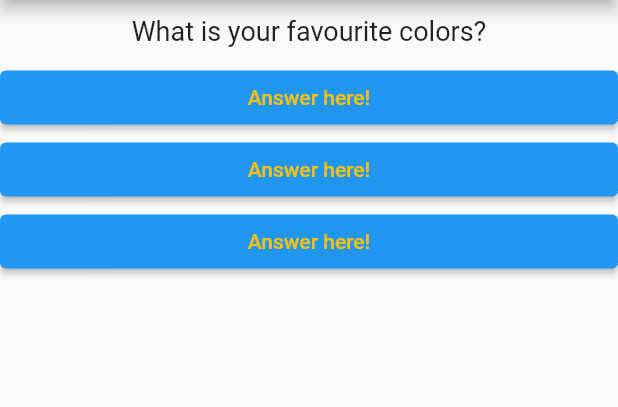
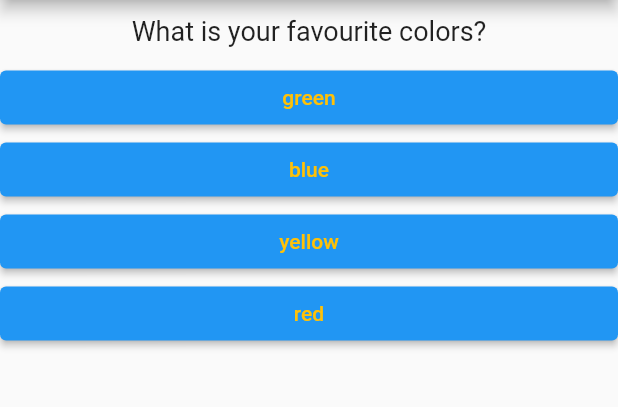
Before and after one commit to Nisschhal/flutter_basic_apps, a Flutter app: the screen it shows after launch, on a phone screen of 412 x 824 dp, the part 84-491 px from its top. Run offline on Flutter 3.47's test engine with Material 2 defaults, Android fonts, the phone set to English and light mode, and no system bars.

Commit message:
spliting main component into specific widgets

```diff
--- a/flutter_learning/my_quiz/lib/answer.dart
+++ b/flutter_learning/my_quiz/lib/answer.dart
@@ -2,7 +2,8 @@ import 'package:flutter/material.dart';
 
 class Answer extends StatelessWidget {
   final VoidCallback selectHandler;
-  const Answer(this.selectHandler, {super.key});
+  final String answerText;
+  const Answer(this.selectHandler, this.answerText, {super.key});
 
   @override
   Widget build(BuildContext context) {
@@ -13,7 +14,7 @@ class Answer extends StatelessWidget {
           foregroundColor: Colors.amber,
         ),
         onPressed: selectHandler,
-        child: const Text('Answer here!'),
+        child: Text(answerText),
       ),
     );
   }
--- a/flutter_learning/my_quiz/lib/main.dart
+++ b/flutter_learning/my_quiz/lib/main.dart
@@ -1,6 +1,8 @@
 import 'package:flutter/material.dart';
 import 'package:my_quiz/answer.dart';
 import 'package:my_quiz/question.dart';
+import 'package:my_quiz/quiz.dart';
+import 'package:my_quiz/result.dart';
 
 void main() {
   runApp(MyApp());
@@ -16,14 +18,23 @@ class MyApp extends StatefulWidget {
 
 // Sate of the MyApp StatefulWidget
 class _MyAppState extends State<MyApp> {
-  final _questions = [
-    "What is your favourite colors?",
-    "What\'s you best game?"
+  final _questions = const [
+    {
+      'questionText': "What is your favourite colors?",
+      'answers': ['green', 'blue', 'yellow', 'red']
+    },
+    {
+      'questionText': "What\'s you best game?",
+      'answers': ['football', 'cricket', 'baseball', 'tennis']
+    }
   ];
   var _questionIndex = 0;
+
+  // callback function to increment the questionIndex
   void _answerQuestion() {
     setState(() => _questionIndex++);
-    print("Answer choosen!!");
+    print("Question index at !!");
+    print(_questionIndex);
   }
 
   @override
@@ -33,12 +44,13 @@ class _MyAppState extends State<MyApp> {
         appBar: AppBar(
           title: const Text('Quiz App'),
         ),
-        body: Column(children: [
-          Question(_questions[_questionIndex]),
-          Answer(_answerQuestion),
-          Answer(_answerQuestion),
-          Answer(_answerQuestion),
-        ]),
+        body: _questionIndex < _questions.length
+            ? Quiz(
+                answerQuestion: _answerQuestion,
+                questions: _questions,
+                questionIndex: _questionIndex,
+              )
+            : const Result(),
       ),
     );
   }
--- /dev/null
+++ b/flutter_learning/my_quiz/lib/quiz.dart
@@ -0,0 +1,23 @@
+import 'package:flutter/material.dart';
+
+import 'question.dart';
+import 'answer.dart';
+
+class Quiz extends StatelessWidget {
+  final VoidCallback? answerQuestion;
+  final List<Map<String, Object>>? questions;
+  final int? questionIndex;
+
+  const Quiz(
+      {super.key, this.answerQuestion, this.questions, this.questionIndex});
+
+  @override
+  Widget build(BuildContext context) {
+    return Column(children: [
+      Question(questions![questionIndex!]['questionText'] as String),
+      ...(questions![questionIndex!]['answers'] as List<String>).map((answer) {
+        return Answer(answerQuestion!, answer);
+      }).toList(),
+    ]);
+  }
+}
--- /dev/null
+++ b/flutter_learning/my_quiz/lib/result.dart
@@ -0,0 +1,10 @@
+import 'package:flutter/material.dart';
+
+class Result extends StatelessWidget {
+  const Result({super.key});
+
+  @override
+  Widget build(BuildContext context) {
+    return const Center(child: Text("Quiz Over!"));
+  }
+}
```
